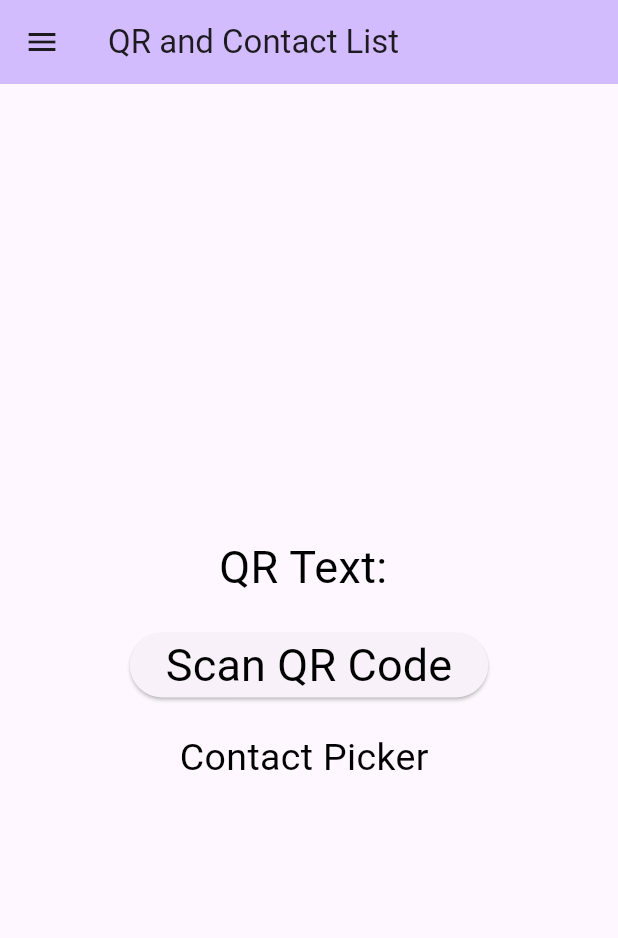
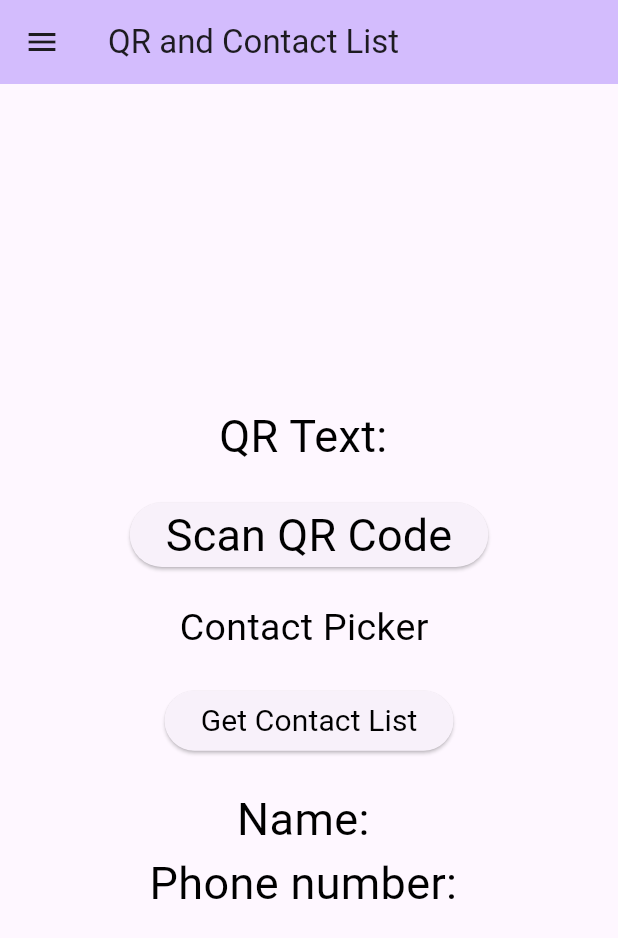
Before and after one commit to payen83/kkr_intermediate_2025, a Flutter app: the screen it shows after launch, on a phone screen of 412 x 824 dp. Shown: the top 938 px of the screen. Run offline on Flutter 3.47's test engine with Material 3 defaults, Android fonts, the phone set to English and light mode, and no system bars; our stand-ins replace dio, flutter_map, flutter_native_contact_picker, geolocator, get, image_picker and 2 more; missing offline and left inert: flutter_map_animations, flutter_map_marker_popup, mobile_scanner.

Commit message:
contact picker

```diff
--- a/lib/app/view/qrcontact.screen.dart
+++ b/lib/app/view/qrcontact.screen.dart
@@ -1,4 +1,8 @@
+import 'dart:developer';
+
 import 'package:flutter/material.dart';
+import 'package:flutter_native_contact_picker/flutter_native_contact_picker.dart';
+import 'package:flutter_native_contact_picker/model/contact.dart';
 import 'package:kkr_intermediate_2025/app/styles/styles.dart';
 import 'package:kkr_intermediate_2025/app/view/scanqr.screen.dart';
 import 'package:kkr_intermediate_2025/app/widget/appbar.widget.dart';
@@ -13,9 +17,27 @@ class QRContactScreen extends StatefulWidget {
 
 class _QRContactScreenState extends State<QRContactScreen> {
   String qrText = '';
+  String fullName = '';
+  String phoneNumber = '';
+
+  final FlutterNativeContactPicker contactPicker = FlutterNativeContactPicker();
+
+  void getContact() async {
+    try{
+      Contact? contact = await contactPicker.selectContact();
+      if(contact?.phoneNumbers != null && contact!.phoneNumbers!.isNotEmpty){
+        setState(() {
+          phoneNumber = contact.phoneNumbers!.first;
+          fullName = contact.fullName ?? '';
+        });
+      }
+    } catch(e){
+      log(e.toString());
+    }
+  }
+
   @override
   Widget build(BuildContext context) {
-
     return Scaffold(
       appBar: AppBarWidget(title: 'QR and Contact List'),
       body: Center(
@@ -44,6 +66,17 @@ class _QRContactScreenState extends State<QRContactScreen> {
               ),
             ),
             Text('Contact Picker ', style: appStyles.normalTextStyle(25),),
+            Container(
+              margin: EdgeInsets.symmetric(vertical: 20),
+              child: ElevatedButton(
+                onPressed: (){
+                  getContact();
+                },
+                child: Text('Get Contact List', style: appStyles.normalTextStyle(20),)
+              ),
+            ),
+            Text('Name: $fullName', style: normalText,),
+            Text('Phone number: $phoneNumber', style: normalText,),
           ],
         ),
       ),
--- a/pubspec.yaml
+++ b/pubspec.yaml
@@ -44,6 +44,7 @@ dependencies:
   flutter_map_marker_popup: ^8.0.1
   flutter_map_animations: ^0.9.0
   mobile_scanner: ^7.0.1
+  flutter_native_contact_picker: ^0.0.10
 
 dev_dependencies:
   flutter_test:
```
Also changed, not shown: pubspec.lock.
